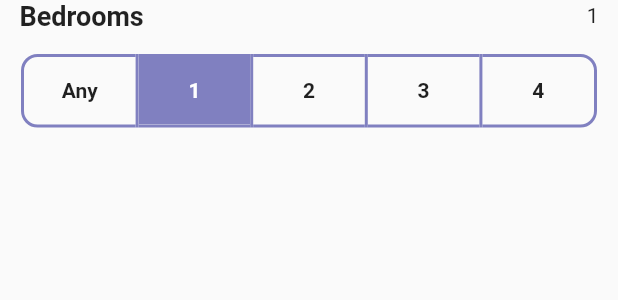
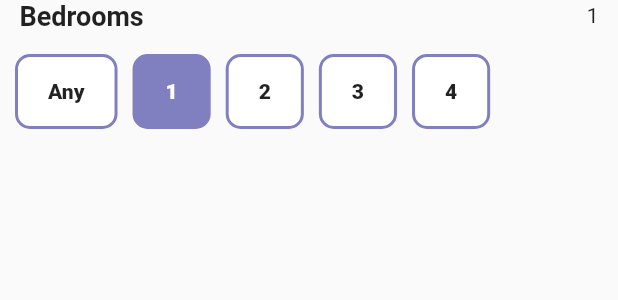
Before and after one commit to amonoyflow/cozy, a Flutter app: the Beds widget shown alone on an empty page, opened directly, after a tap on an icon or button, on a phone screen of 412 x 824 dp. Shown: the top 300 px of the screen. Run offline on Flutter 3.47's test engine with Material 2 defaults, Android fonts, the phone set to English and light mode, and no system bars; our stand-ins replace bloc, dartz, data_connection_checker, equatable, flutter_bloc, get_it; missing offline and left inert: autocomplete_textfield; network calls fail.

Commit message:
Changed beds selection implementation

```diff
--- a/lib/features/home/presentation/screens/home.dart
+++ b/lib/features/home/presentation/screens/home.dart
@@ -38,7 +38,7 @@ class Home extends StatelessWidget {
                               blurRadius: 3,
                               offset: Offset(0, 2),
                             ),
-                          ]
+                          ],
                         ),
                         child: Column(
                           crossAxisAlignment: CrossAxisAlignment.stretch,
--- a/lib/features/search/presentaion/bloc/search_event.dart
+++ b/lib/features/search/presentaion/bloc/search_event.dart
@@ -19,7 +19,7 @@ class PriceRangeChangedEvent extends SearchEvent {
 }
 
 class BedroomsChangedEvent extends SearchEvent {
-  final String bedrooms;
+  final int bedrooms;
 
   BedroomsChangedEvent({
     this.bedrooms,
--- a/lib/features/search/presentaion/bloc/search_state.dart
+++ b/lib/features/search/presentaion/bloc/search_state.dart
@@ -21,7 +21,7 @@ class PriceRangeLoaded extends SearchState {
 }
 
 class BedroomsLoaded extends SearchState {
-  final String bedrooms;
+  final int bedrooms;
 
   BedroomsLoaded({
     this.bedrooms,
--- a/lib/features/search/presentaion/screens/search.dart
+++ b/lib/features/search/presentaion/screens/search.dart
@@ -39,8 +39,8 @@ class Search extends StatelessWidget {
           ),
           SizedBox(height: 25.0),
           BlocProvider(
-            create: (_) => locator<SearchBloc>()
-              ..add(BedroomsChangedEvent(bedrooms: "Any")),
+            create: (_) =>
+                locator<SearchBloc>()..add(BedroomsChangedEvent(bedrooms: 0)),
             child: Beds(),
           ),
           Expanded(child: Container()),
--- a/lib/features/search/presentaion/widgets/beds.dart
+++ b/lib/features/search/presentaion/widgets/beds.dart
@@ -25,7 +25,7 @@ class Beds extends StatelessWidget {
                       ),
                     ),
                     Text(
-                      state.bedrooms == "0" ? "Any" : "${state.bedrooms}",
+                      state.bedrooms == 0 ? "Any" : "${state.bedrooms}",
                       style: TextStyle(
                         fontSize: 14.0,
                       ),
@@ -34,7 +34,15 @@ class Beds extends StatelessWidget {
                 ),
               ),
               SizedBox(height: 15.0),
-              BedSelection(),
+              Padding(
+                padding: const EdgeInsets.symmetric(horizontal: 5.0),
+                child: BedSelection(
+                  titles: ["Any", "1", "2", "3", "4"],
+                  color: Colors.white,
+                  secondaryColor: Color(0xFF8080C0),
+                  current: state.bedrooms,
+                ),
+              ),
             ],
           );
         }
--- a/lib/features/search/presentaion/widgets/beds_selection.dart
+++ b/lib/features/search/presentaion/widgets/beds_selection.dart
@@ -3,57 +3,94 @@ import 'package:flutter/material.dart';
 import 'package:flutter_bloc/flutter_bloc.dart';
 
 class BedSelection extends StatefulWidget {
+  final int current;
+  final List<String> titles;
+  final Color color;
+  final Color secondaryColor;
+
+  const BedSelection({
+    this.titles,
+    this.current,
+    this.color,
+    this.secondaryColor,
+  });
+
   @override
   _BedSelectionState createState() => _BedSelectionState();
 }
 
 class _BedSelectionState extends State<BedSelection> {
-  List<bool> isSelected;
-
   @override
-  void initState() {
-    isSelected = [true, false, false, false, false];
-    super.initState();
+  Widget build(BuildContext context) {
+    return SingleChildScrollView(
+      scrollDirection: Axis.horizontal,
+      child: Row(
+        children: _buttonList(),
+      ),
+    );
   }
 
-  @override
-  Widget build(BuildContext context) {
-    return Center(
-      child: LayoutBuilder(
-        builder: (context, constraints) {
-          return ToggleButtons(
-            borderColor: Color(0xFF8080C0),
-            fillColor: Color(0xFF8080C0),
-            borderWidth: 2.0,
-            textStyle: TextStyle(
-              fontWeight: FontWeight.w700,
+  List<Widget> _buttonList() {
+    final buttons = <Widget>[];
+    for (int i = 0; i < widget.titles.length; i++) {
+      buttons.add(_button(widget.titles[i], i));
+    }
+    return buttons;
+  }
+
+  Widget _button(String title, int index) {
+    if (index == widget.current)
+      return _activeButton(title);
+    else
+      return _inActiveButton(title, index);
+  }
+
+  Widget _activeButton(String title) {
+    return InkWell(
+      onTap: () {},
+      child: Container(
+        margin: const EdgeInsets.symmetric(horizontal: 5.0),
+        padding: const EdgeInsets.symmetric(horizontal: 20.0, vertical: 15.0),
+        decoration: BoxDecoration(
+            color: widget.secondaryColor,
+            border: Border.all(width: 2.0, color: widget.secondaryColor),
+            borderRadius: BorderRadius.all(Radius.circular(10.0))),
+        child: Text(
+          title,
+          style: TextStyle(
+            color: widget.color,
+            fontWeight: FontWeight.w900,
+          ),
+        ),
+      ),
+    );
+  }
+
+  Widget _inActiveButton(String title, int index) {
+    return InkWell(
+      onTap: () {
+        BlocProvider.of<SearchBloc>(context)
+          ..add(BedroomsChangedEvent(bedrooms: index));
+      },
+      child: Container(
+        margin: const EdgeInsets.symmetric(horizontal: 5.0),
+        padding: const EdgeInsets.symmetric(
+          horizontal: 20.0,
+          vertical: 15.0,
+        ),
+        decoration: BoxDecoration(
+            color: widget.color,
+            border: Border.all(
+              width: 2.0,
+              color: widget.secondaryColor,
             ),
-            selectedBorderColor: Color(0xFF8080C0),
-            selectedColor: Colors.white,
-            borderRadius: BorderRadius.circular(10.0),
-            constraints: BoxConstraints.expand(
-                width: (constraints.maxWidth / 5) - 8, height: 45),
-            children: [
-              Text("Any"),
-              Text("1"),
-              Text("2"),
-              Text("3"),
-              Text("4"),
-            ],
-            onPressed: (index) {
-              setState(
-                () {
-                  for (int i = 0; i < isSelected.length; i++) {
-                    isSelected[i] = i == index;
-                    BlocProvider.of<SearchBloc>(context)
-                      ..add(BedroomsChangedEvent(bedrooms: index.toString()));
-                  }
-                },
-              );
-            },
-            isSelected: isSelected,
-          );
-        },
+            borderRadius: BorderRadius.all(Radius.circular(10.0))),
+        child: Text(
+          title,
+          style: TextStyle(
+            fontWeight: FontWeight.w900,
+          ),
+        ),
       ),
     );
   }
--- a/lib/features/search/presentaion/widgets/price_slider.dart
+++ b/lib/features/search/presentaion/widgets/price_slider.dart
@@ -34,7 +34,8 @@ class _PriceSliderState extends State<PriceSlider> {
         valueIndicatorColor: Color(0xFF8080C0),
         rangeValueIndicatorShape: PaddleRangeSliderValueIndicatorShape(),
         showValueIndicator: ShowValueIndicator.always,
-          minThumbSeparation: 0),
+        minThumbSeparation: 0,
+      ),
       child: RangeSlider(
         values: priceValues,
         min: widget.minPrice,
```
Also changed, not shown: lib/features/home/presentation/widgets/property_info.dart (+8 -2 lines). Lines whose indentation alone changed are shown as unchanged.
